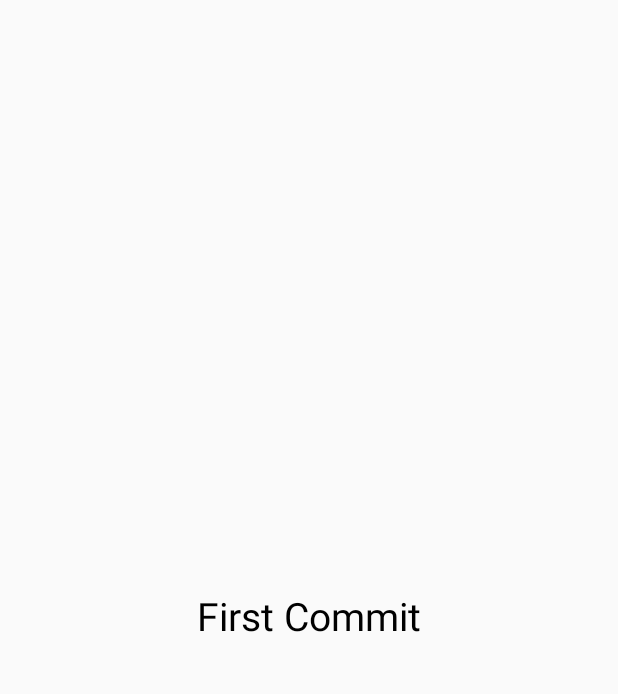
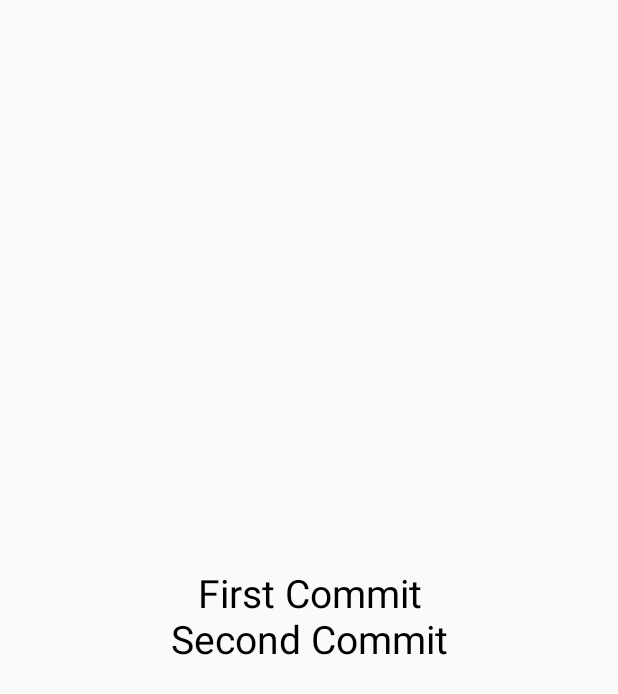
Before and after one commit to Kubusiowy/ToDoAppNew, an Android app built with Jetpack Compose: the screen it shows after launch (MainActivity), on a phone screen of 412 x 824 dp. Shown: the top 694 px of the screen. Run offline under Robolectric (Android 15) with nearby library versions, the phone set to English and light mode, and no system bars.

Commit message:
Dodanie Drugiego TEXT

```diff
--- a/app/src/main/java/com/example/todoappnew/MainActivity.kt
+++ b/app/src/main/java/com/example/todoappnew/MainActivity.kt
@@ -4,7 +4,9 @@ import android.os.Bundle
 import androidx.activity.ComponentActivity
 import androidx.activity.compose.setContent
 import androidx.activity.enableEdgeToEdge
+import androidx.compose.foundation.layout.Arrangement
 import androidx.compose.foundation.layout.Box
+import androidx.compose.foundation.layout.Column
 import androidx.compose.foundation.layout.fillMaxSize
 import androidx.compose.foundation.layout.padding
 import androidx.compose.material3.Scaffold
@@ -15,6 +17,7 @@ import androidx.compose.ui.Modifier
 import androidx.compose.ui.tooling.preview.Preview
 import androidx.compose.ui.unit.sp
 import com.example.todoappnew.ui.theme.ToDoAppNewTheme
+import org.intellij.lang.annotations.JdkConstants.HorizontalAlignment
 
 class MainActivity : ComponentActivity() {
     override fun onCreate(savedInstanceState: Bundle?) {
@@ -30,7 +33,14 @@ class MainActivity : ComponentActivity() {
     {
         Box(modifier = Modifier.fillMaxSize())
         {
-           Text(text = "First Commit", fontSize = 26.sp ,modifier = Modifier.align(Alignment.Center))
+            Column(modifier = Modifier.align(Alignment.Center),
+                verticalArrangement = Arrangement.Center,
+                horizontalAlignment = Alignment.CenterHorizontally)
+            {
+                Text(text = "First Commit", fontSize = 26.sp )
+                Text(text = "Second Commit", fontSize = 26.sp )
+            }
+
         }
 
     }
```
